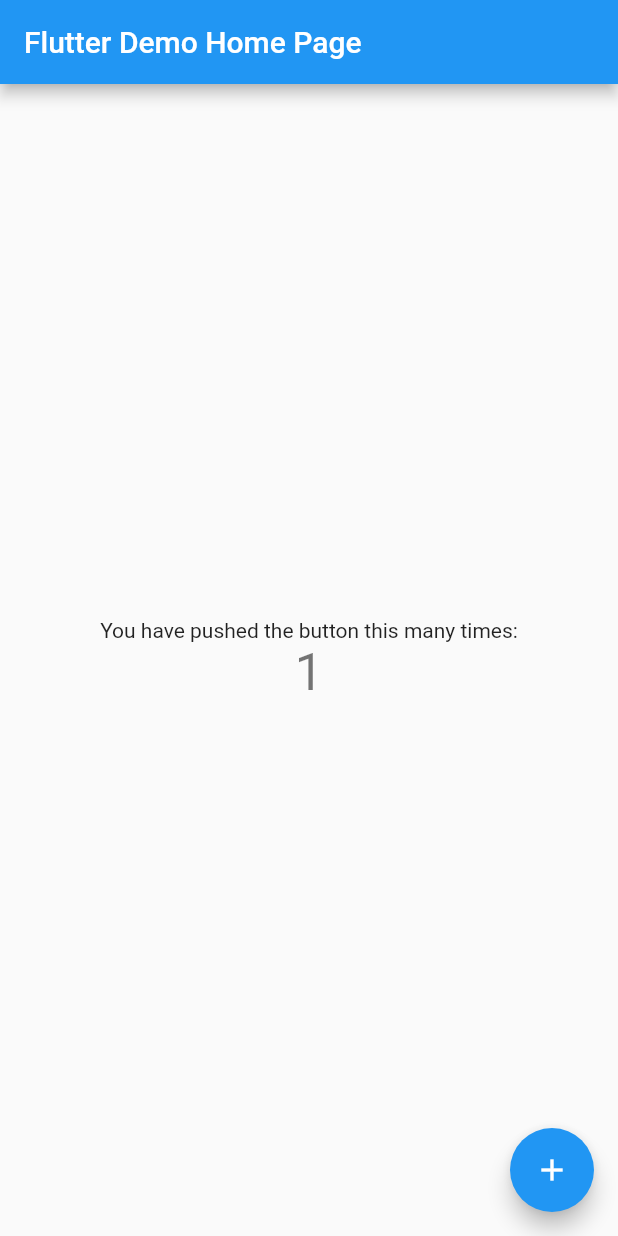
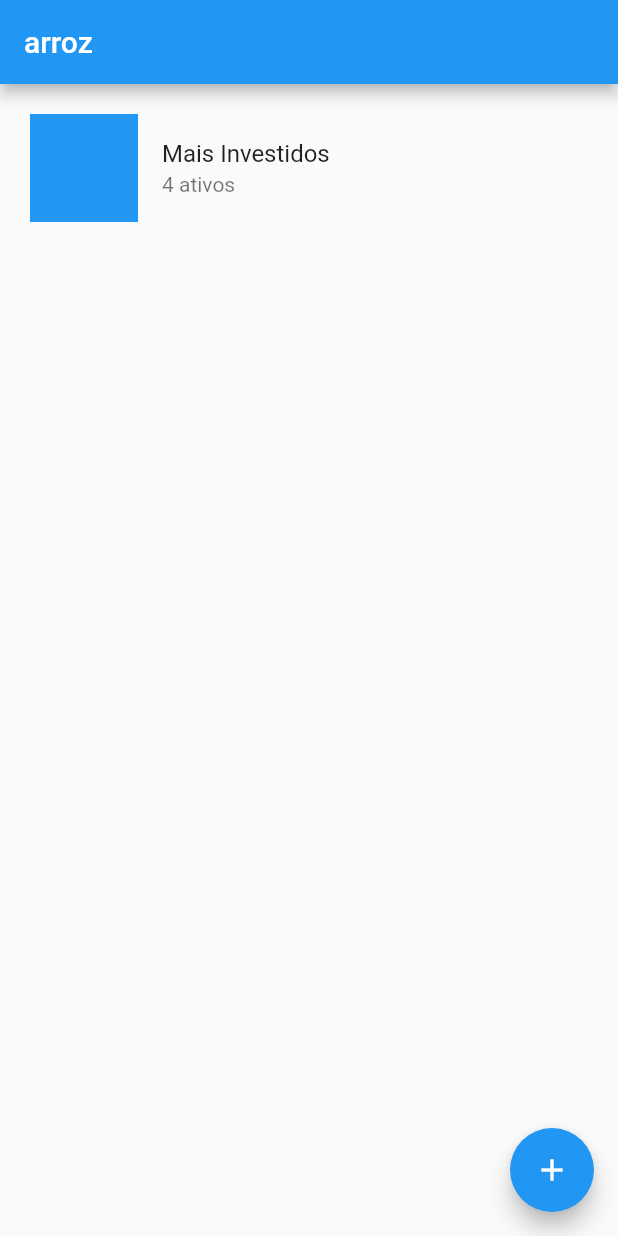
Before and after one commit to gabrielchaves7/flutter_basic_config, a Flutter app: the screen it shows after launch, after a tap on the "add" icon, on a phone screen of 412 x 824 dp. Run offline on Flutter 3.47's test engine with Material 2 defaults, Android fonts, the phone set to English and light mode, and no system bars; our stand-ins replace bloc, flutter_bloc, get_it; missing offline and left inert: mockito.

```diff
--- /dev/null
+++ b/lib/bloc/oportunidades_bloc.dart
@@ -0,0 +1,16 @@
+
+
+import 'package:bloc/bloc.dart';
+import 'package:tenis_certo/model/oportunidade_model.dart';
+import 'package:tenis_certo/repository/oportunidades_repository.dart';
+
+class OportunidadesCubit extends Cubit<List<OportunidadeModel>> {
+  final OportunidadesRepository _oportunidadesRepository;
+
+  OportunidadesCubit(this._oportunidadesRepository) : super([]);
+
+  Future<void> fetchOportunidades() async {
+    List<OportunidadeModel>? oportunidades = await _oportunidadesRepository.fetch();
+    emit(oportunidades!);
+  }
+}
--- /dev/null
+++ b/lib/bloc/oportunidades_bloc_test.dart
@@ -0,0 +1,25 @@
+import 'package:flutter_test/flutter_test.dart';
+import 'package:mockito/annotations.dart';
+import 'package:mockito/mockito.dart';
+import 'package:tenis_certo/repository/oportunidades_repository.dart';
+
+import 'oportunidades_bloc.dart';
+import 'oportunidades_bloc_test.mocks.dart';
+
+@GenerateMocks([OportunidadesRepository])
+void main() {
+  group('fetchAlbum', () {
+    test('bloc should call oportunidadesRepository.fetch when fetchOportunidades is called', () async {
+      final mockedRepository = MockOportunidadesRepository();
+      OportunidadesCubit oportunidadesCubit = OportunidadesCubit(mockedRepository);
+
+      when(mockedRepository.fetch())
+          .thenAnswer((_) async =>
+          []);
+
+      await oportunidadesCubit.fetchOportunidades();
+
+      verify(mockedRepository.fetch());
+    });
+  });
+}
--- /dev/null
+++ b/lib/init/setup.dart
@@ -0,0 +1,26 @@
+
+import 'package:get_it/get_it.dart';
+import 'package:http/http.dart';
+import 'package:tenis_certo/bloc/oportunidades_bloc.dart';
+import 'package:tenis_certo/env/environment.dart';
+import 'package:http/http.dart' as http;
+import 'package:tenis_certo/repository/oportunidades_repository.dart';
+
+GetIt getIt = GetIt.instance;
+
+void initSetup(){
+  const String environment = String.fromEnvironment(
+    'ENVIRONMENT',
+    defaultValue: Environment.DEV,
+  );
+  Environment().initConfig(environment);
+
+  getIt.registerSingleton<Client>(http.Client(),
+      signalsReady: true);
+
+  getIt.registerSingleton<OportunidadesRepository>(OportunidadesRepository(getIt.get<Client>()),
+      signalsReady: true);
+
+  getIt.registerSingleton<OportunidadesCubit>(OportunidadesCubit(getIt.get<OportunidadesRepository>()),
+      signalsReady: true);
+}
--- a/lib/main.dart
+++ b/lib/main.dart
@@ -1,120 +1,87 @@
 import 'package:flutter/material.dart';
-
-import 'env/environment.dart';
+import 'package:flutter_bloc/flutter_bloc.dart';
+import 'package:tenis_certo/bloc/oportunidades_bloc.dart';
+import 'init/setup.dart';
+import 'model/oportunidade_model.dart';
 
 void main() {
-  const String environment = String.fromEnvironment(
-    'ENVIRONMENT',
-    defaultValue: Environment.DEV,
-  );
-
-  Environment().initConfig(environment);
+  initSetup();
   runApp(const MyApp());
 }
 
 class MyApp extends StatelessWidget {
   const MyApp({Key? key}) : super(key: key);
 
-  // This widget is the root of your application.
   @override
   Widget build(BuildContext context) {
     return MaterialApp(
       title: 'Flutter Demo',
       theme: ThemeData(
-        // This is the theme of your application.
-        //
-        // Try running your application with "flutter run". You'll see the
-        // application has a blue toolbar. Then, without quitting the app, try
-        // changing the primarySwatch below to Colors.green and then invoke
-        // "hot reload" (press "r" in the console where you ran "flutter run",
-        // or simply save your changes to "hot reload" in a Flutter IDE).
-        // Notice that the counter didn't reset back to zero; the application
-        // is not restarted.
         primarySwatch: Colors.blue,
       ),
-      home: const MyHomePage(title: 'Flutter Demo Home Page'),
+      home: MyHomePage(),
     );
   }
 }
 
-class MyHomePage extends StatefulWidget {
-  const MyHomePage({Key? key, required this.title}) : super(key: key);
-
-  // This widget is the home page of your application. It is stateful, meaning
-  // that it has a State object (defined below) that contains fields that affect
-  // how it looks.
-
-  // This class is the configuration for the state. It holds the values (in this
-  // case the title) provided by the parent (in this case the App widget) and
-  // used by the build method of the State. Fields in a Widget subclass are
-  // always marked "final".
-
-  final String title;
-
-  @override
-  State<MyHomePage> createState() => _MyHomePageState();
-}
-
-class _MyHomePageState extends State<MyHomePage> {
-  int _counter = 0;
-
-  void _incrementCounter() {
-    setState(() {
-      // This call to setState tells the Flutter framework that something has
-      // changed in this State, which causes it to rerun the build method below
-      // so that the display can reflect the updated values. If we changed
-      // _counter without calling setState(), then the build method would not be
-      // called again, and so nothing would appear to happen.
-      _counter++;
-    });
-  }
-
+class MyHomePage extends StatelessWidget {
   @override
   Widget build(BuildContext context) {
-    // This method is rerun every time setState is called, for instance as done
-    // by the _incrementCounter method above.
-    //
-    // The Flutter framework has been optimized to make rerunning build methods
-    // fast, so that you can just rebuild anything that needs updating rather
-    // than having to individually change instances of widgets.
     return Scaffold(
       appBar: AppBar(
-        // Here we take the value from the MyHomePage object that was created by
-        // the App.build method, and use it to set our appbar title.
-        title: Text(widget.title),
+        title: Text("arroz"),
       ),
-      body: Center(
-        // Center is a layout widget. It takes a single child and positions it
-        // in the middle of the parent.
-        child: Column(
-          // Column is also a layout widget. It takes a list of children and
-          // arranges them vertically. By default, it sizes itself to fit its
-          // children horizontally, and tries to be as tall as its parent.
-          //
-          // Invoke "debug painting" (press "p" in the console, choose the
-          // "Toggle Debug Paint" action from the Flutter Inspector in Android
-          // Studio, or the "Toggle Debug Paint" command in Visual Studio Code)
-          // to see the wireframe for each widget.
-          //
-          // Column has various properties to control how it sizes itself and
-          // how it positions its children. Here we use mainAxisAlignment to
-          // center the children vertically; the main axis here is the vertical
-          // axis because Columns are vertical (the cross axis would be
-          // horizontal).
-          mainAxisAlignment: MainAxisAlignment.center,
-          children: <Widget>[
-            const Text(
-              'You have pushed the button this many times:',
-            ),
-            Text(
-              '$_counter',
-              style: Theme.of(context).textTheme.headline4,
-            ),
-          ],
+      body: BlocProvider(
+        create: (_) => getIt.get<OportunidadesCubit>(),
+        child: Container(
+          height: 200,
+          child: BlocBuilder<OportunidadesCubit, List<OportunidadeModel>?>(
+            builder: (context, oportunidades) {
+              if (oportunidades!.isEmpty) {
+                return const Center(
+                  child: CircularProgressIndicator(),
+                );
+              } else {
+                return GridView.builder(
+                  primary: false,
+                  scrollDirection: Axis.horizontal,
+                  padding: EdgeInsets.all(20),
+                  gridDelegate: const SliverGridDelegateWithFixedCrossAxisCount(
+                    crossAxisSpacing: 16,
+                    mainAxisSpacing: 8,
+                    crossAxisCount: 2,
+                    childAspectRatio: 0.3,
+                  ),
+                  itemCount: oportunidades.length,
+                  itemBuilder: (BuildContext context, int index) {
+                    final oportunidade = oportunidades[index];
+                    return SizedBox(
+                      child: Row(
+                        children: [
+                          Container(
+                            width: 72,
+                            height: 72,
+                            color: Colors.blue,
+                          ),
+                          Expanded(
+                            child: ListTile(
+                              title: Text('${oportunidade.name}'),
+                              subtitle: Text(
+                                  '${oportunidade.recommendations!.length} ativos'),
+                            ),
+                          )
+                        ],
+                      ),
+                    );
+                  },
+                );
+              }
+            },
+          ),
         ),
       ),
       floatingActionButton: FloatingActionButton(
-        onPressed: _incrementCounter,
+        onPressed: () => {getIt.get<OportunidadesCubit>().fetchOportunidades()},
         tooltip: 'Increment',
         child: const Icon(Icons.add),
       ), // This trailing comma makes auto-formatting nicer for build methods.
--- /dev/null
+++ b/lib/model/oportunidade_model.dart
@@ -0,0 +1,31 @@
+import 'package:tenis_certo/model/recomendacao_model.dart';
+
+class OportunidadeModel {
+  OportunidadeModel({this.recommendations,
+    this.id,
+    this.name,
+    this.description,
+    this.url,
+    this.order});
+
+  OportunidadeModel.fromJson(Map<String, dynamic> json) {
+    if (json['recommendations'] != null) {
+      recommendations = [];
+      json['recommendations'].forEach((v) {
+        recommendations!.add(new RecomendacaoModel.fromJson(v));
+      });
+    }
+    id = json['id'];
+    name = json['name'];
+    description = json['description'];
+    url = json['url'];
+    order = json['order'];
+  }
+
+  List<RecomendacaoModel>? recommendations;
+  int? id;
+  String? name;
+  String? description;
+  String? url;
+  int? order;
+}
--- /dev/null
+++ b/lib/model/recomendacao_instrument_model.dart
@@ -0,0 +1,46 @@
+import 'package:tenis_certo/model/stress_model.dart';
+
+class RecomendacaoInstrumentModel {
+  RecomendacaoInstrumentModel(
+      {this.description,
+        this.quoteFactor,
+        this.unitPrice,
+        this.standartLot,
+        this.stress,
+        this.logoPath,
+        this.logoSquaredPath,
+        this.typeMarket,
+        this.active,
+        this.variation,
+        this.rangeMinimumPriceIncrements,
+        this.brokerageFactor});
+
+  RecomendacaoInstrumentModel.fromJson(Map<String, dynamic> json) {
+    description = json['description'];
+    quoteFactor = json['quoteFactor'];
+    unitPrice = json['unitPrice'];
+    standartLot = json['standartLot'];
+    stress =
+    json['stress'] != null ? StressModel.fromJson(json['stress']) : null;
+    logoPath = json['logoPath'];
+    logoSquaredPath = json['logoSquaredPath'];
+    typeMarket = json['typeMarket'];
+    active = json['active'];
+    variation = json['variation'];
+    rangeMinimumPriceIncrements = json['rangeMinimumPriceIncrements'];
+    brokerageFactor = json['brokerageFactor'];
+  }
+
+  String? description;
+  double? quoteFactor;
+  double? unitPrice;
+  double? standartLot;
+  StressModel? stress;
+  String? logoPath;
+  String? logoSquaredPath;
+  int? typeMarket;
+  String? active;
+  double? variation;
+  String? rangeMinimumPriceIncrements;
+  double? brokerageFactor;
+}
--- /dev/null
+++ b/lib/model/recomendacao_model.dart
@@ -0,0 +1,56 @@
+import 'package:tenis_certo/model/recomendacao_instrument_model.dart';
+
+class RecomendacaoModel {
+  RecomendacaoModel(
+      {this.id,
+        this.symbolID,
+        this.side,
+        this.isDayTrade,
+        this.avaliable,
+        this.goal,
+        this.stop,
+        this.details,
+        this.market,
+        this.instrument,
+        this.category,
+        this.duration,
+        this.createdAt,
+        this.suitability,
+        this.riskModel});
+
+  RecomendacaoModel.fromJson(Map<String, dynamic> json) {
+    id = json['id'];
+    symbolID = json['symbolID'];
+    side = json['side'];
+    isDayTrade = json['isDayTrade'];
+    avaliable = json['avaliable'];
+    goal = json['goal'];
+    stop = json['stop'];
+    details = json['details'];
+    market = json['market'];
+    instrument = json['instrument'] != null
+        ? RecomendacaoInstrumentModel.fromJson(json['instrument'])
+        : null;
+    category = json['category'];
+    duration = json['duration'];
+    createdAt = json['createdAt'];
+    suitability = json['suitability'];
+    riskModel = json['riskModel'];
+  }
+
+  int? id;
+  String? symbolID;
+  int? side;
+  bool? isDayTrade;
+  bool? avaliable;
+  double? goal;
+  double? stop;
+  String? details;
+  int? market;
+  RecomendacaoInstrumentModel? instrument;
+  String? category;
+  String? duration;
+  String? createdAt;
+  int? suitability;
+  int? riskModel;
+}
--- /dev/null
+++ b/lib/model/response_model.dart
@@ -0,0 +1,43 @@
+import 'dart:core';
+import 'oportunidade_model.dart';
+
+class ResponseModel {
+  List<OportunidadeModel>? value;
+  List<String>? messages;
+  bool? hasValue;
+  bool? hasWarning;
+  bool? hasAlerta;
+  bool? hasError;
+  bool? hasInfo;
+  bool? ok;
+
+  ResponseModel(
+      {this.value,
+        this.hasValue,
+        this.hasWarning,
+        this.hasAlerta,
+        this.hasError,
+        this.hasInfo,
+        this.ok});
+
+  ResponseModel.fromJson(Map<String, dynamic> json) {
+    if (json['value'] != null) {
+      value = [];
+      json['value'].forEach((v) {
+        value!.add(new OportunidadeModel.fromJson(v));
+      });
+    }
+    hasValue = json['hasValue'];
+    if (json['messages'] != null) {
+      messages = [];
+      json['messages'].forEach((v) {
+        messages!.add(v);
+      });
+    }
+    hasWarning = json['hasWarning'];
+    hasAlerta = json['hasAlerta'];
+    hasError = json['hasError'];
+    hasInfo = json['hasInfo'];
+    ok = json['ok'];
+  }
+}
--- /dev/null
+++ b/lib/model/stress_model.dart
@@ -0,0 +1,32 @@
+class StressModel {
+  double? value;
+  bool? isPtax;
+  bool? composeNetEquity;
+  double? dayTradeStrategyValue;
+  double? dayTradeValue;
+
+  StressModel(
+      {this.value,
+        this.isPtax,
+        this.composeNetEquity,
+        this.dayTradeStrategyValue,
+        this.dayTradeValue});
+
+  StressModel.fromJson(Map<String, dynamic> json) {
+    value = json['value'];
+    isPtax = json['isPtax'];
+    composeNetEquity = json['composeNetEquity'];
+    dayTradeStrategyValue = json['dayTradeStrategyValue'];
+    dayTradeValue = json['dayTradeValue'];
+  }
+
+  Map<String, dynamic> toJson() {
+    final Map<String, dynamic> data = new Map<String, dynamic>();
+    data['value'] = this.value;
+    data['isPtax'] = this.isPtax;
+    data['composeNetEquity'] = this.composeNetEquity;
+    data['dayTradeStrategyValue'] = this.dayTradeStrategyValue;
+    data['dayTradeValue'] = this.dayTradeValue;
+    return data;
+  }
+}
--- /dev/null
+++ b/lib/repository/oportunidades_repository.dart
@@ -0,0 +1,180 @@
+import 'package:http/http.dart';
+import 'package:tenis_certo/model/oportunidade_model.dart';
+import 'package:tenis_certo/model/response_model.dart';
+
+class OportunidadesRepository {
+  Client httpClient;
+
+  OportunidadesRepository(this.httpClient);
+
+  Future<List<OportunidadeModel>?> fetch() async {
+    var result =  ResponseModel.fromJson({
+      "value":[
+        {
+          "recommendations":[
+            {
+              "id":22220,
+              "symbolID":"WDOZ21",
+              "side":50,
+              "isDayTrade":true,
+              "avaliable":true,
+              "goal":10.00,
+              "stop":8.00,
+              "details":null,
+              "market":1,
+              "instrument":{
+                "description":"MINI DOLAR DEZ/21",
+                "quoteFactor":10.0,
+                "unitPrice":5450.0,
+                "standartLot":1.0,
+                "stress":{
+                  "value":18.0000,
+                  "isPtax":false,
+                  "composeNetEquity":false,
+                  "dayTradeStrategyValue":0.0500,
+                  "dayTradeValue":0.0400
+                },
+                "logoPath":"https://cdn.toroinvestimentos.com.br/corretora/images/quote/WDO.svg",
+                "logoSquaredPath":"https://cdn.toroinvestimentos.com.br/corretora/images/quote-square/WDO.svg",
+                "typeMarket":2,
+                "active":"WDOZ21",
+                "variation":-1.0979,
+                "rangeMinimumPriceIncrements":"0.5",
+                "brokerageFactor":1.0
+              },
+              "category":null,
+              "duration":"1 hora",
+              "createdAt":null,
+              "suitability":0,
+              "riskModel":0
+            },
+            {
+              "id":22219,
+              "symbolID":"WINZ21",
+              "side":49,
+              "isDayTrade":true,
+              "avaliable":true,
+              "goal":300.00,
+              "stop":260.00,
+              "details":null,
+              "market":1,
+              "instrument":{
+                "description":"MINI INDICE DEZ/21",
+                "quoteFactor":0.2,
+                "unitPrice":108795.0,
+                "standartLot":1.0,
+                "stress":{
+                  "value":18.0000,
+                  "isPtax":false,
+                  "composeNetEquity":false,
+                  "dayTradeStrategyValue":0.0500,
+                  "dayTradeValue":0.1100
+                },
+                "logoPath":"https://cdn.toroinvestimentos.com.br/corretora/images/quote/WIN.svg",
+                "logoSquaredPath":"https://cdn.toroinvestimentos.com.br/corretora/images/quote-square/WIN.svg",
+                "typeMarket":2,
+                "active":"WINZ21",
+                "variation":1.734618,
+                "rangeMinimumPriceIncrements":"5",
+                "brokerageFactor":1.0
+              },
+              "category":null,
+              "duration":"1 hora",
+              "createdAt":null,
+              "suitability":0,
+              "riskModel":0
+            },
+            {
+              "id":22191,
+              "symbolID":"WINZ21",
+              "side":50,
+              "isDayTrade":true,
+              "avaliable":true,
+              "goal":300.00,
+              "stop":260.00,
+              "details":null,
+              "market":1,
+              "instrument":{
+                "description":"MINI INDICE DEZ/21",
+                "quoteFactor":0.2,
+                "unitPrice":108795.0,
+                "standartLot":1.0,
+                "stress":{
+                  "value":18.0000,
+                  "isPtax":false,
+                  "composeNetEquity":false,
+                  "dayTradeStrategyValue":0.0500,
+                  "dayTradeValue":0.1100
+                },
+                "logoPath":"https://cdn.toroinvestimentos.com.br/corretora/images/quote/WIN.svg",
+                "logoSquaredPath":"https://cdn.toroinvestimentos.com.br/corretora/images/quote-square/WIN.svg",
+                "typeMarket":2,
+                "active":"WINZ21",
+                "variation":1.734618,
+                "rangeMinimumPriceIncrements":"5",
+                "brokerageFactor":1.0
+              },
+              "category":null,
+              "duration":"1 hora",
+              "createdAt":null,
+              "suitability":0,
+              "riskModel":0
+            },
+            {
+              "id":22190,
+              "symbolID":"WDOZ21",
+              "side":49,
+              "isDayTrade":true,
+              "avaliable":true,
+              "goal":10.00,
+              "stop":8.00,
+              "details":null,
+              "market":1,
+              "instrument":{
+                "description":"MINI DOLAR DEZ/21",
+                "quoteFactor":10.0,
+                "unitPrice":5450.0,
+                "standartLot":1.0,
+                "stress":{
+                  "value":18.0000,
+                  "isPtax":false,
+                  "composeNetEquity":false,
+                  "dayTradeStrategyValue":0.0500,
+                  "dayTradeValue":0.0400
+                },
+                "logoPath":"https://cdn.toroinvestimentos.com.br/corretora/images/quote/WDO.svg",
+                "logoSquaredPath":"https://cdn.toroinvestimentos.com.br/corretora/images/quote-square/WDO.svg",
+                "typeMarket":2,
+                "active":"WDOZ21",
+                "variation":-1.0979,
+                "rangeMinimumPriceIncrements":"0.5",
+                "brokerageFactor":1.0
+              },
+              "category":null,
+              "duration":"1 hora",
+              "createdAt":null,
+              "suitability":0,
+              "riskModel":0
+            }
+          ],
+          "id":7,
+          "name":"Mais Investidos",
+          "description":"Estes são os ativos mais negociados pelos clientes da Toro. Os cards estão em ordem de popularidade e não são recomendações dos nossos analistas. ",
+          "url":"389837049",
+          "order":1
+        }
+      ],
+      "hasValue":true,
+      "messages":[
+
+      ],
+      "hasWarning":false,
+      "hasAlerta":false,
+      "hasError":false,
+      "hasInfo":false,
+      "ok":true
+    });
+
+    return result.value;
+  }
+}
--- a/pubspec.yaml
+++ b/pubspec.yaml
@@ -36,6 +36,10 @@ dependencies:
   cupertino_icons: ^1.0.2
   get_it: ^7.2.0
   bloc: ^7.2.1
+  flutter_bloc: ^7.3.3
+  http: ^0.13.4
+  mockito: ^5.0.16
+  build_runner: ^2.1.5
 
 dev_dependencies:
   flutter_test:
```
Also changed, not shown: lib/bloc/oportunidades_bloc_test.mocks.dart (added), pubspec.lock.
